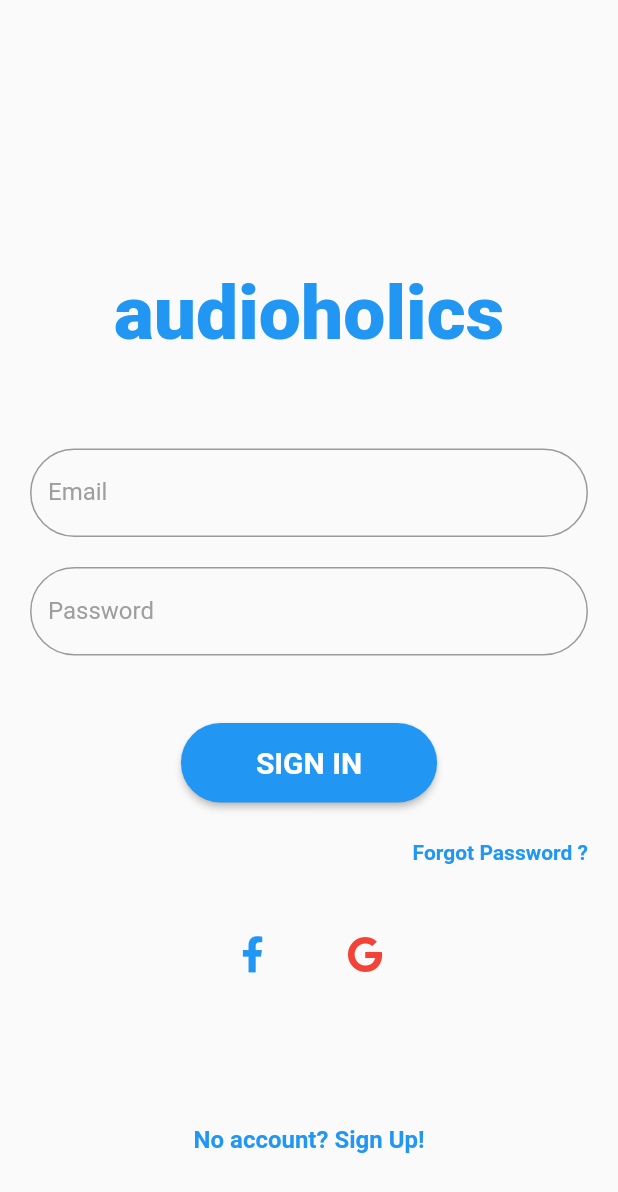
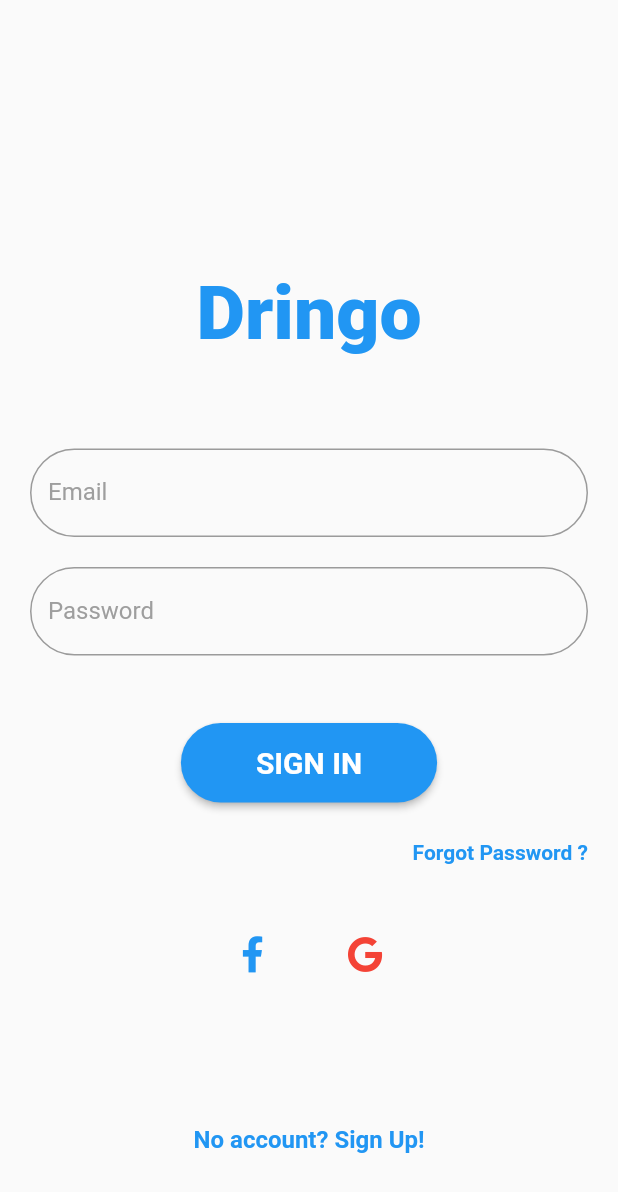
Before and after one commit to Beer-Driven-Development/dringo-mobile, a Flutter app: the screen it shows after launch, on a phone screen of 412 x 824 dp. Shown: the top 1192 px of the screen. Run offline on Flutter 3.47's test engine with Material 2 defaults, Android fonts, the phone set to English and light mode, and no system bars; our stand-ins replace dio, font_awesome_flutter, shared_preferences; Roboto replaces fonts that are missing (Montserrat); statements that could not run were skipped.

Commit message:
title fix

```diff
--- a/lib/screens/LoginScreen.dart
+++ b/lib/screens/LoginScreen.dart
@@ -68,7 +68,7 @@ class _LoginScreenState extends State<LoginScreen>
 
   Widget _title() {
     return Text(
-      'audioholics',
+      'Dringo',
       style: TextStyle(
           fontSize: 50, fontWeight: FontWeight.w900, color: Colors.blue),
     );
```
